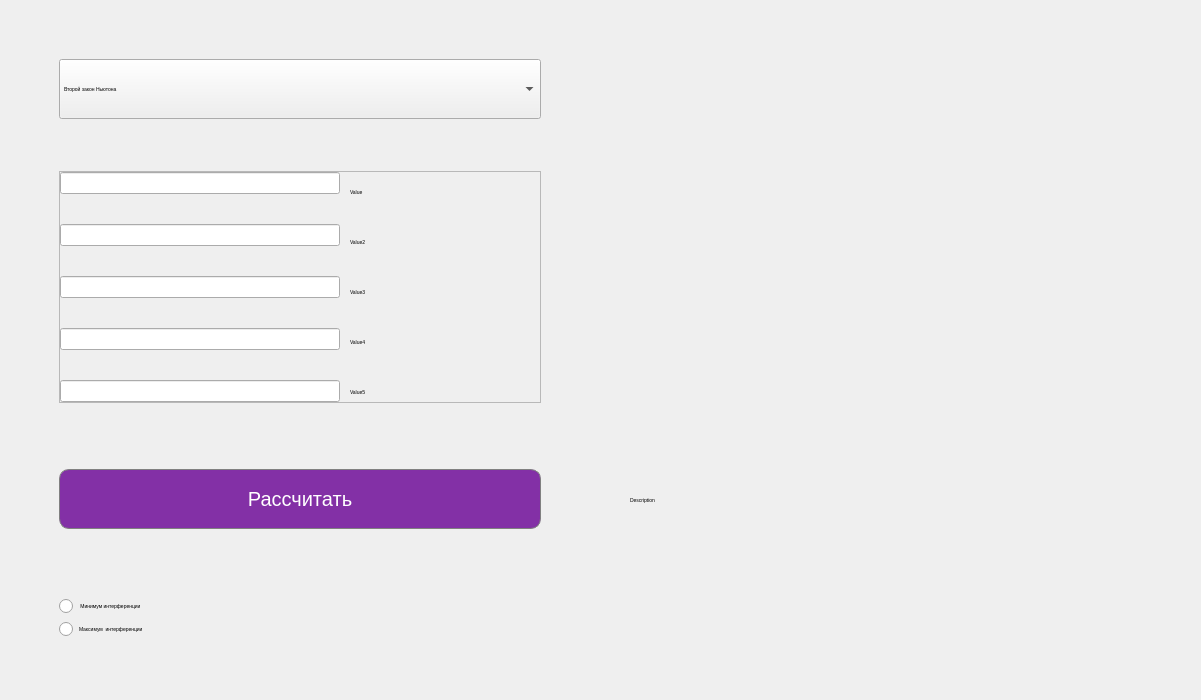
Before: the Qt Designer form PhysicalCalculator/PhysicalCalculateForm.ui in BunchSoftware/Physical-Calculator, drawn with Qt 5.
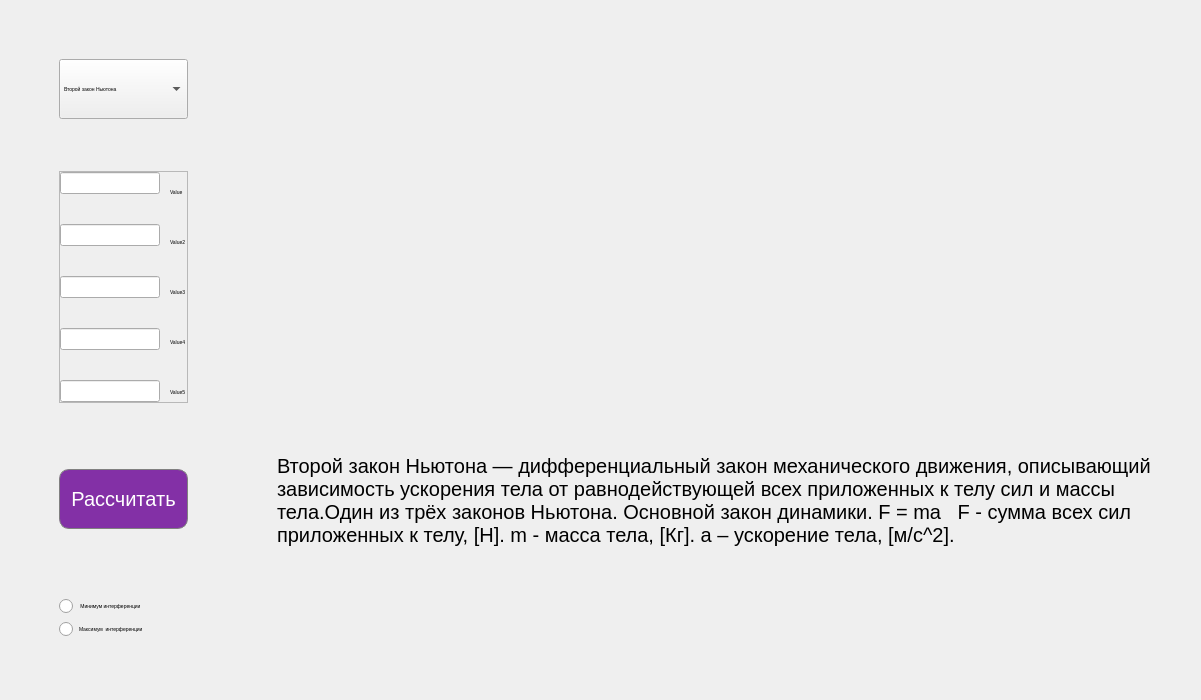
After: the same form once the commit is applied. Icons and pictures are not drawn.

Commit message: refactor/feat: изменен размер окна (1.0.3))

Diff of the .ui file:
```diff
--- a/PhysicalCalculator/PhysicalCalculateForm.ui
+++ b/PhysicalCalculator/PhysicalCalculateForm.ui
@@ -65,6 +65,112 @@
     <property name="verticalSpacing">
      <number>0</number>
     </property>
+    <item row="0" column="2">
+     <widget class="QFrame" name="DescriptionGroup_2">
+      <property name="sizePolicy">
+       <sizepolicy hsizetype="Expanding" vsizetype="Expanding">
+        <horstretch>0</horstretch>
+        <verstretch>0</verstretch>
+       </sizepolicy>
+      </property>
+      <layout class="QVBoxLayout" name="DescriptionGroup">
+       <property name="spacing">
+        <number>0</number>
+       </property>
+       <property name="sizeConstraint">
+        <enum>QLayout::SetDefaultConstraint</enum>
+       </property>
+       <property name="leftMargin">
+        <number>30</number>
+       </property>
+       <property name="topMargin">
+        <number>0</number>
+       </property>
+       <property name="rightMargin">
+        <number>0</number>
+       </property>
+       <property name="bottomMargin">
+        <number>0</number>
+       </property>
+       <item>
+        <widget class="QLabel" name="DescriptionImage">
+         <property name="sizePolicy">
+          <sizepolicy hsizetype="Expanding" vsizetype="Expanding">
+           <horstretch>0</horstretch>
+           <verstretch>0</verstretch>
+          </sizepolicy>
+         </property>
+         <property name="minimumSize">
+          <size>
+           <width>0</width>
+           <height>0</height>
+          </size>
+         </property>
+         <property name="maximumSize">
+          <size>
+           <width>1600</width>
+           <height>1097</height>
+          </size>
+         </property>
+         <property name="font">
+          <font>
+           <pointsize>10</pointsize>
+          </font>
+         </property>
+         <property name="text">
+          <string/>
+         </property>
+         <property name="pixmap">
+          <pixmap resource="pictures.qrc">:/images/absolute_temperature.png</pixmap>
+         </property>
+         <property name="scaledContents">
+          <bool>true</bool>
+         </property>
+         <property name="alignment">
+          <set>Qt::AlignLeading|Qt::AlignLeft|Qt::AlignVCenter</set>
+         </property>
+         <property name="margin">
+          <number>10</number>
+         </property>
+        </widget>
+       </item>
+       <item>
+        <widget class="QLabel" name="Description">
+         <property name="sizePolicy">
+          <sizepolicy hsizetype="Expanding" vsizetype="Expanding">
+           <horstretch>0</horstretch>
+           <verstretch>0</verstretch>
+          </sizepolicy>
+         </property>
+         <property name="font">
+          <font>
+           <pointsize>15</pointsize>
+           <kerning>true</kerning>
+          </font>
+         </property>
+         <property name="styleSheet">
+          <string notr="true"/>
+         </property>
+         <property name="text">
+          <string>Второй закон Ньютона — дифференциальный закон механического движения, описывающий зависимость ускорения тела от равнодействующей всех приложенных к телу сил и массы тела.Один из трёх законов Ньютона. Основной закон динамики. F = ma   F - сумма всех сил приложенных к телу, [Н]. m - масса тела, [Кг]. a – ускорение тела, [м/с^2].</string>
+         </property>
+         <property name="textFormat">
+          <enum>Qt::AutoText</enum>
+         </property>
+         <property name="scaledContents">
+          <bool>true</bool>
+         </property>
+         <property name="alignment">
+          <set>Qt::AlignLeading|Qt::AlignLeft|Qt::AlignVCenter</set>
+         </property>
+         <property name="wordWrap">
+          <bool>true</bool>
+         </property>
+        </widget>
+       </item>
+      </layout>
+     </widget>
+    </item>
     <item row="0" column="0">
      <widget class="QFrame" name="Menu">
       <property name="sizePolicy">
@@ -231,9 +337,6 @@
              </property>
              <item>
               <widget class="QLabel" name="label">
-               <property name="enabled">
-                <bool>true</bool>
-               </property>
                <property name="sizePolicy">
                 <sizepolicy hsizetype="Expanding" vsizetype="Expanding">
                  <horstretch>0</horstretch>
@@ -630,97 +733,17 @@
      </widget>
     </item>
     <item row="0" column="1">
-     <widget class="QFrame" name="DescriptionGroup_2">
-      <property name="sizePolicy">
-       <sizepolicy hsizetype="Expanding" vsizetype="Expanding">
-        <horstretch>0</horstretch>
-        <verstretch>0</verstretch>
-       </sizepolicy>
+     <spacer name="horizontalSpacer">
+      <property name="orientation">
+       <enum>Qt::Horizontal</enum>
       </property>
-      <layout class="QVBoxLayout" name="DescriptionGroup">
-       <property name="spacing">
-        <number>0</number>
-       </property>
-       <property name="sizeConstraint">
-        <enum>QLayout::SetDefaultConstraint</enum>
-       </property>
-       <property name="leftMargin">
-        <number>30</number>
-       </property>
-       <property name="topMargin">
-        <number>0</number>
-       </property>
-       <property name="rightMargin">
-        <number>0</number>
-       </property>
-       <property name="bottomMargin">
-        <number>0</number>
-       </property>
-       <item>
-        <widget class="QLabel" name="DescriptionImage">
-         <property name="sizePolicy">
-          <sizepolicy hsizetype="Expanding" vsizetype="Expanding">
-           <horstretch>0</horstretch>
-           <verstretch>0</verstretch>
-          </sizepolicy>
-         </property>
-         <property name="font">
-          <font>
-           <pointsize>10</pointsize>
-          </font>
-         </property>
-         <property name="text">
-          <string/>
-         </property>
-         <property name="pixmap">
-          <pixmap resource="pictures.qrc">:/picters/zaconNut.png</pixmap>
-         </property>
-         <property name="scaledContents">
-          <bool>true</bool>
-         </property>
-         <property name="alignment">
-          <set>Qt::AlignLeading|Qt::AlignLeft|Qt::AlignVCenter</set>
-         </property>
-         <property name="margin">
-          <number>10</number>
-         </property>
-        </widget>
-       </item>
-       <item>
-        <widget class="QLabel" name="Description">
-         <property name="sizePolicy">
-          <sizepolicy hsizetype="Expanding" vsizetype="Expanding">
-           <horstretch>0</horstretch>
-           <verstretch>0</verstretch>
-          </sizepolicy>
-         </property>
-         <property name="font">
-          <font>
-           <kerning>true</kerning>
-          </font>
-         </property>
-         <property name="styleSheet">
-          <string notr="true"/>
-         </property>
-         <property name="text">
-          <string>Description</string>
-         </property>
-         <property name="textFormat">
-          <enum>Qt::AutoText</enum>
-         </property>
-         <property name="scaledContents">
-          <bool>true</bool>
-         </property>
-         <property name="alignment">
-          <set>Qt::AlignLeading|Qt::AlignLeft|Qt::AlignVCenter</set>
-         </property>
-         <property name="wordWrap">
-          <bool>true</bool>
-         </property>
-        </widget>
-       </item>
-      </layout>
-     </widget>
+      <property name="sizeHint" stdset="0">
+       <size>
+        <width>40</width>
+        <height>20</height>
+       </size>
+      </property>
+     </spacer>
     </item>
    </layout>
   </widget>
```
The commit also changes 4 other files.
